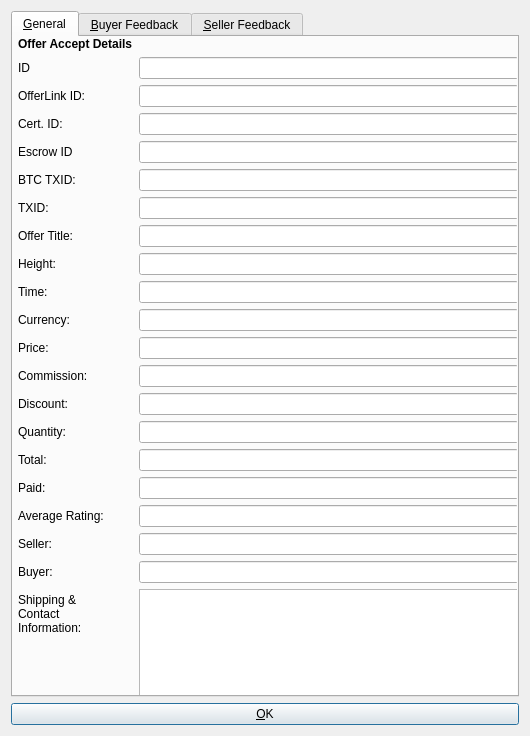
This is src/qt/forms/offeracceptinfodialog.ui in willyko/syscoin2 as Qt 5 draws it before an edit. The edited form follows.
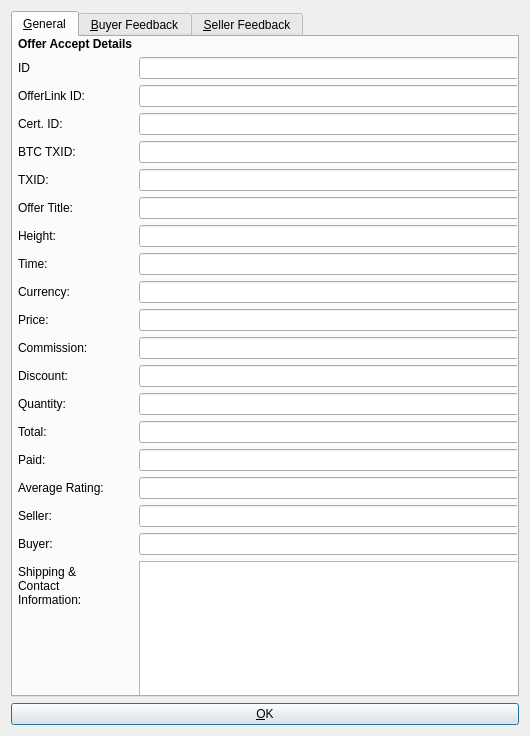
This is the edited form.

Commit message: remove escrow accepts from accetlist

The edit to the form file:
```diff
--- a/src/qt/forms/offeracceptinfodialog.ui
+++ b/src/qt/forms/offeracceptinfodialog.ui
@@ -83,188 +83,188 @@
          <widget class="QLineEdit" name="certEdit"/>
         </item>
         <item row="4" column="0">
-         <widget class="QLabel" name="escrowLabel">
-          <property name="text">
-           <string>Escrow ID</string>
-          </property>
-         </widget>
-        </item>
-        <item row="4" column="1">
-         <widget class="QLineEdit" name="escrowEdit"/>
-        </item>
-        <item row="5" column="0">
          <widget class="QLabel" name="btctxidLabel">
           <property name="text">
            <string>BTC TXID:</string>
           </property>
          </widget>
         </item>
-        <item row="5" column="1">
+        <item row="4" column="1">
          <widget class="QLineEdit" name="btctxidEdit"/>
         </item>
-        <item row="6" column="0">
+        <item row="5" column="0">
          <widget class="QLabel" name="label_4">
           <property name="text">
            <string>TXID:</string>
           </property>
          </widget>
         </item>
-        <item row="6" column="1">
+        <item row="5" column="1">
          <widget class="QLineEdit" name="txidEdit">
           <property name="enabled">
            <bool>true</bool>
           </property>
          </widget>
         </item>
-        <item row="7" column="0">
+        <item row="6" column="0">
          <widget class="QLabel" name="label_14">
           <property name="text">
            <string>Offer Title:</string>
           </property>
          </widget>
         </item>
-        <item row="7" column="1">
+        <item row="6" column="1">
          <widget class="QLineEdit" name="titleEdit"/>
         </item>
-        <item row="8" column="0">
+        <item row="7" column="0">
          <widget class="QLabel" name="label_6">
           <property name="text">
            <string>Height:</string>
           </property>
          </widget>
         </item>
-        <item row="8" column="1">
+        <item row="7" column="1">
          <widget class="QLineEdit" name="heightEdit">
           <property name="enabled">
            <bool>true</bool>
           </property>
          </widget>
         </item>
-        <item row="9" column="0">
+        <item row="8" column="0">
          <widget class="QLabel" name="label_5">
           <property name="text">
            <string>Time:</string>
           </property>
          </widget>
         </item>
-        <item row="9" column="1">
+        <item row="8" column="1">
          <widget class="QLineEdit" name="timeEdit">
           <property name="enabled">
            <bool>true</bool>
           </property>
          </widget>
         </item>
-        <item row="10" column="0">
+        <item row="9" column="0">
          <widget class="QLabel" name="label_12">
           <property name="text">
            <string>Currency:</string>
           </property>
          </widget>
         </item>
-        <item row="10" column="1">
+        <item row="9" column="1">
          <widget class="QLineEdit" name="currencyEdit">
           <property name="enabled">
            <bool>true</bool>
           </property>
          </widget>
         </item>
-        <item row="11" column="0">
+        <item row="10" column="0">
          <widget class="QLabel" name="label_7">
           <property name="text">
            <string>Price:</string>
           </property>
          </widget>
         </item>
-        <item row="11" column="1">
+        <item row="10" column="1">
          <widget class="QLineEdit" name="priceEdit">
           <property name="enabled">
            <bool>true</bool>
           </property>
          </widget>
         </item>
-        <item row="12" column="0">
+        <item row="11" column="0">
          <widget class="QLabel" name="commissionLabel">
           <property name="text">
            <string>Commission:</string>
           </property>
          </widget>
         </item>
-        <item row="12" column="1">
+        <item row="11" column="1">
          <widget class="QLineEdit" name="commissionEdit"/>
         </item>
-        <item row="13" column="0">
+        <item row="12" column="0">
          <widget class="QLabel" name="discountLabel">
           <property name="text">
            <string>Discount:</string>
           </property>
          </widget>
         </item>
-        <item row="13" column="1">
+        <item row="12" column="1">
          <widget class="QLineEdit" name="discountEdit"/>
         </item>
-        <item row="14" column="0">
+        <item row="13" column="0">
          <widget class="QLabel" name="label_13">
           <property name="text">
            <string>Quantity:</string>
           </property>
          </widget>
         </item>
-        <item row="14" column="1">
+        <item row="13" column="1">
          <widget class="QLineEdit" name="quantityEdit">
           <property name="enabled">
            <bool>true</bool>
           </property>
          </widget>
         </item>
-        <item row="15" column="0">
+        <item row="14" column="0">
          <widget class="QLabel" name="label_9">
           <property name="text">
            <string>Total:</string>
           </property>
          </widget>
         </item>
-        <item row="15" column="1">
+        <item row="14" column="1">
          <widget class="QLineEdit" name="totalEdit">
           <property name="enabled">
            <bool>true</bool>
           </property>
          </widget>
         </item>
-        <item row="16" column="0">
+        <item row="15" column="0">
          <widget class="QLabel" name="label_8">
           <property name="text">
            <string>Paid:</string>
           </property>
          </widget>
         </item>
-        <item row="16" column="1">
+        <item row="15" column="1">
          <widget class="QLineEdit" name="paidEdit">
           <property name="enabled">
            <bool>true</bool>
           </property>
          </widget>
         </item>
-        <item row="17" column="0">
+        <item row="16" column="0">
          <widget class="QLabel" name="label">
           <property name="text">
            <string>Average Rating:</string>
           </property>
          </widget>
         </item>
-        <item row="17" column="1">
+        <item row="16" column="1">
          <widget class="QLineEdit" name="ratingEdit"/>
         </item>
-        <item row="19" column="0">
+        <item row="17" column="0">
+         <widget class="QLabel" name="label_15">
+          <property name="text">
+           <string>Seller:</string>
+          </property>
+         </widget>
+        </item>
+        <item row="17" column="1">
+         <widget class="QLineEdit" name="sellerEdit"/>
+        </item>
+        <item row="18" column="0">
          <widget class="QLabel" name="label_10">
           <property name="text">
            <string>Buyer:</string>
           </property>
          </widget>
         </item>
-        <item row="19" column="1">
+        <item row="18" column="1">
          <widget class="QLineEdit" name="buyerEdit"/>
         </item>
-        <item row="21" column="0">
+        <item row="20" column="0">
          <widget class="QLabel" name="label_11">
           <property name="text">
            <string>Shipping &amp; Contact Information:</string>
@@ -274,23 +274,13 @@
           </property>
          </widget>
         </item>
-        <item row="21" column="1">
+        <item row="20" column="1">
          <widget class="QTextEdit" name="paymessageEdit">
           <property name="enabled">
            <bool>true</bool>
           </property>
          </widget>
         </item>
-        <item row="18" column="0">
-         <widget class="QLabel" name="label_15">
-          <property name="text">
-           <string>Seller:</string>
-          </property>
-         </widget>
-        </item>
-        <item row="18" column="1">
-         <widget class="QLineEdit" name="sellerEdit"/>
-        </item>
        </layout>
       </widget>
      </widget>
```
The commit also changes 2 other files.
